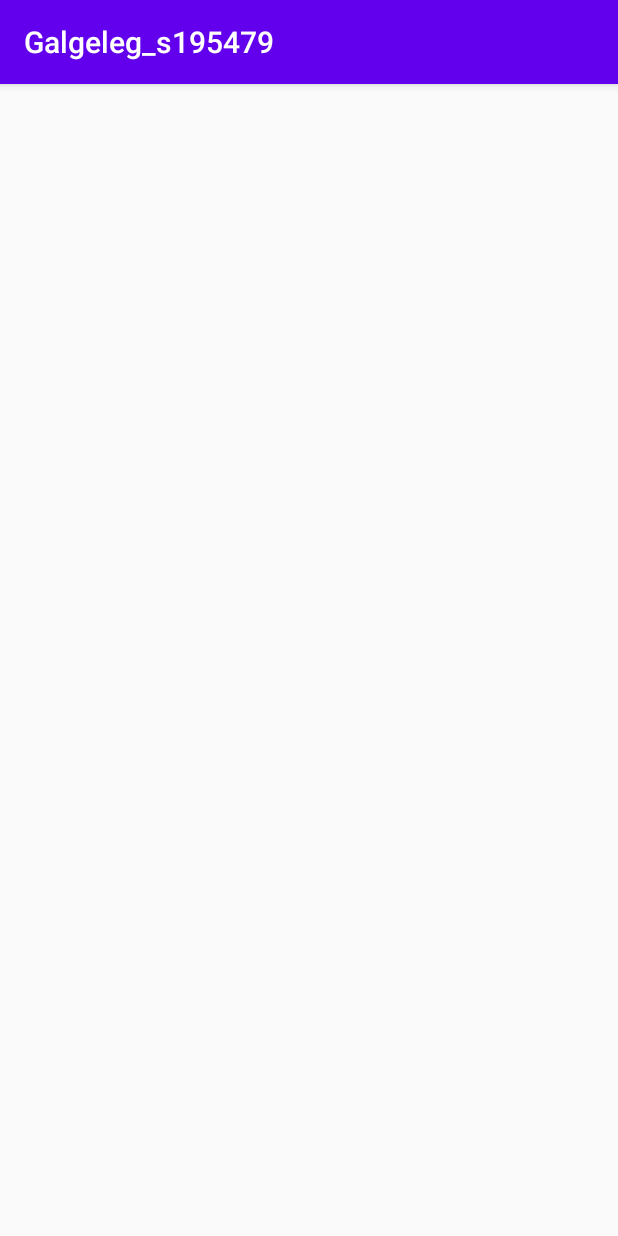
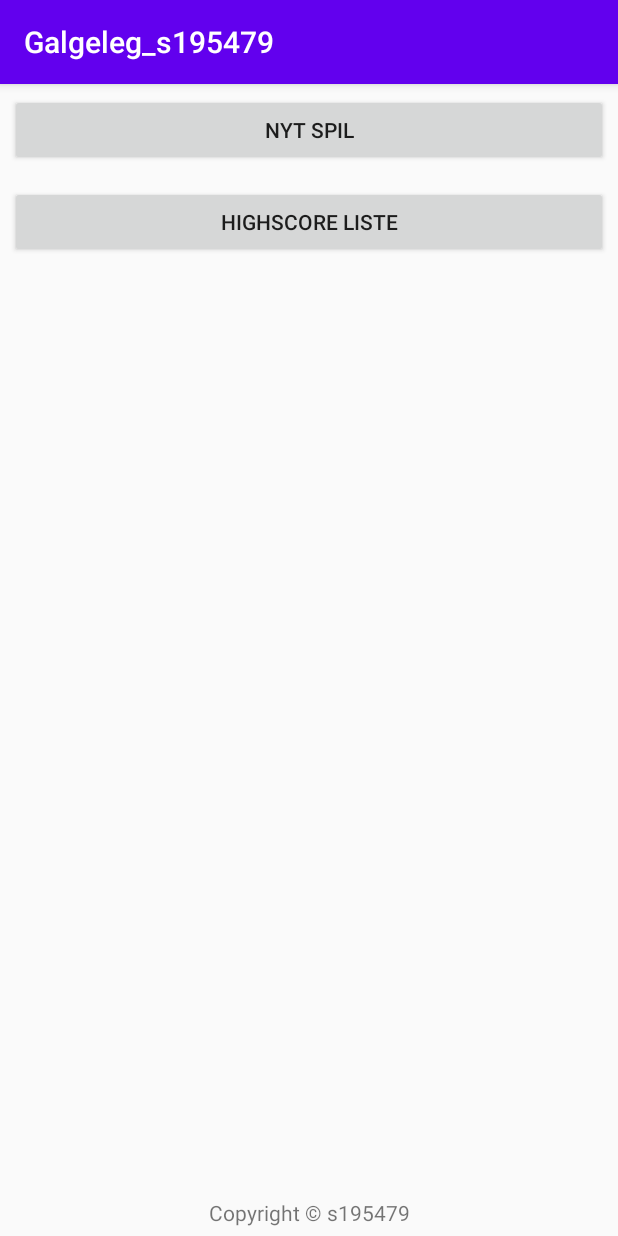
Before and after one commit to IceMonk3y/s195479_Galgeleg, an Android app: the screen it shows after launch (MainActivity), on a phone screen of 412 x 824 dp. Run offline under Robolectric (Android 15) with nearby library versions, the phone set to English and light mode, and no system bars.

Commit message:
class structure

```diff
--- a/app/src/main/res/layout/activity_main.xml
+++ b/app/src/main/res/layout/activity_main.xml
@@ -4,4 +4,28 @@
     xmlns:tools="http://schemas.android.com/tools"
     android:layout_width="match_parent"
     android:layout_height="match_parent"
-    tools:context=".MainActivity"/>
+    tools:context=".MainActivity">
+
+    <fragment
+        android:id="@+id/fragment2"
+        android:name="androidx.navigation.fragment.NavHostFragment"
+        android:layout_width="match_parent"
+        android:layout_height="707dp"
+        app:defaultNavHost="true"
+        app:layout_constraintEnd_toEndOf="parent"
+        app:layout_constraintHorizontal_bias="0.0"
+        app:layout_constraintStart_toStartOf="parent"
+        app:layout_constraintTop_toTopOf="parent"
+        app:navGraph="@navigation/my_nav" />
+
+    <TextView
+        android:id="@+id/copyrightDisclaimer"
+        android:layout_width="wrap_content"
+        android:layout_height="wrap_content"
+        android:text="Copyright © s195479"
+        android:layout_marginBottom="6dp"
+
+        app:layout_constraintBottom_toBottomOf="parent"
+        app:layout_constraintEnd_toEndOf="parent"
+        app:layout_constraintStart_toStartOf="parent" />
+</androidx.constraintlayout.widget.ConstraintLayout>
--- a/app/src/main/res/navigation/my_nav.xml
+++ b/app/src/main/res/navigation/my_nav.xml
@@ -8,5 +8,56 @@
         android:id="@+id/mainMenuFrag"
         android:name="com.example.galgeleg_s195479.view.mainMenuFrag"
         android:label="fragment_main_menu"
-        tools:layout="@layout/main_menu" />
+        tools:layout="@layout/main_menu" >
+        <action
+            android:id="@+id/action_mainMenuFrag_to_newGameFrag"
+            app:destination="@id/newGameFrag" />
+        <action
+            android:id="@+id/action_mainMenuFrag_to_highscoreFrag"
+            app:destination="@id/highscoreFrag" />
+    </fragment>
+    <fragment
+        android:id="@+id/newGameFrag"
+        android:name="com.example.galgeleg_s195479.view.NewGameFrag"
+        android:label="new_game"
+        tools:layout="@layout/new_game" >
+        <action
+            android:id="@+id/action_newGameFrag_to_gameFrag"
+            app:destination="@id/gameFrag" />
+    </fragment>
+    <fragment
+        android:id="@+id/highscoreFrag"
+        android:name="com.example.galgeleg_s195479.view.HighscoreFrag"
+        android:label="highscore"
+        tools:layout="@layout/highscore" />
+    <fragment
+        android:id="@+id/wonFrag"
+        android:name="com.example.galgeleg_s195479.view.WonFrag"
+        android:label="won"
+        tools:layout="@layout/won" >
+        <action
+            android:id="@+id/action_wonFrag_to_mainMenuFrag"
+            app:destination="@id/mainMenuFrag" />
+    </fragment>
+    <fragment
+        android:id="@+id/gameFrag"
+        android:name="com.example.galgeleg_s195479.view.GameFrag"
+        android:label="game"
+        tools:layout="@layout/game" >
+        <action
+            android:id="@+id/action_gameFrag_to_wonFrag"
+            app:destination="@id/wonFrag" />
+        <action
+            android:id="@+id/action_gameFrag_to_lostFrag"
+            app:destination="@id/lostFrag" />
+    </fragment>
+    <fragment
+        android:id="@+id/lostFrag"
+        android:name="com.example.galgeleg_s195479.view.lostFrag"
+        android:label="lost"
+        tools:layout="@layout/lost" >
+        <action
+            android:id="@+id/action_lostFrag_to_mainMenuFrag"
+            app:destination="@id/mainMenuFrag" />
+    </fragment>
 </navigation>
```
Also changed, not shown: app/src/main/java/com/example/galgeleg_s195479/view/GameFrag.java (added, +66 -0 lines), app/src/main/java/com/example/galgeleg_s195479/view/HighscoreFrag.java (added, +66 -0 lines), app/src/main/java/com/example/galgeleg_s195479/view/NewGameFrag.java (added, +66 -0 lines), app/src/main/java/com/example/galgeleg_s195479/view/WonFrag.java (added, +66 -0 lines), app/src/main/java/com/example/galgeleg_s195479/view/lostFrag.java (added, +66 -0 lines), app/src/main/res/layout/game.xml (added, +14 -0 lines), app/src/main/res/layout/highscore.xml (added, +14 -0 lines), app/src/main/res/layout/lost.xml (added, +14 -0 lines), app/src/main/res/layout/new_game.xml (added, +14 -0 lines), app/src/main/res/layout/won.xml (added, +14 -0 lines).
